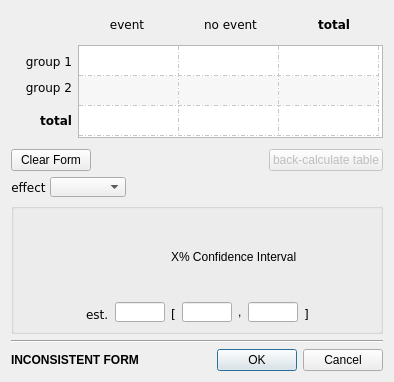
The window that src/forms/binary_data_form2.ui (AliSalman-et-al/openmeta-analyst-community) describes before a commit, drawn with Qt 5.
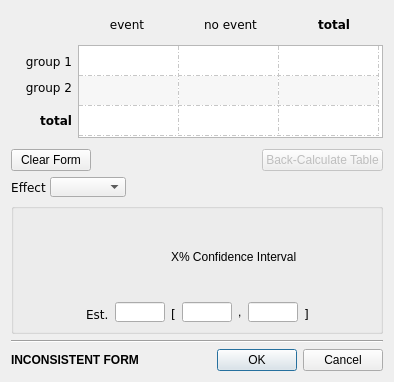
The same window after the commit. Icons and pictures are not drawn.

What changed in the file:
```diff
--- a/src/forms/binary_data_form2.ui
+++ b/src/forms/binary_data_form2.ui
@@ -226,7 +226,7 @@
         <bool>false</bool>
        </property>
        <property name="text">
-        <string>back-calculate table</string>
+        <string>Back-Calculate Table</string>
        </property>
       </widget>
      </item>
@@ -245,7 +245,7 @@
         </font>
        </property>
        <property name="text">
-        <string>effect</string>
+        <string>Effect</string>
        </property>
        <property name="alignment">
         <set>Qt::AlignCenter</set>
@@ -347,7 +347,7 @@
            </font>
           </property>
           <property name="text">
-           <string>est.</string>
+           <string>Est.</string>
           </property>
           <property name="alignment">
            <set>Qt::AlignBottom|Qt::AlignLeading|Qt::AlignLeft</set>
```
